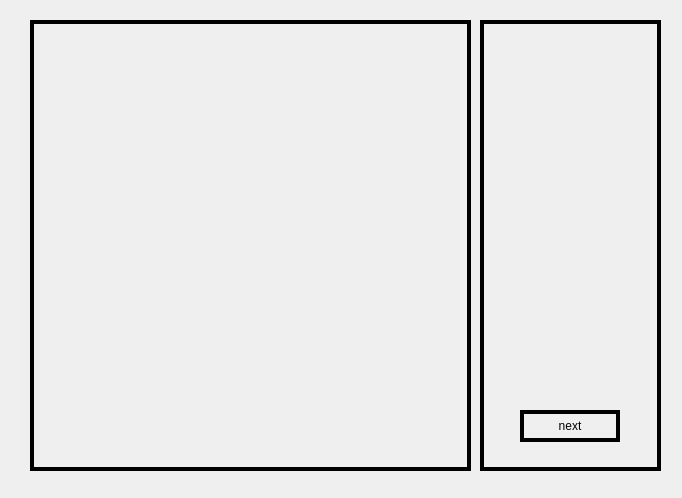
First picture: the form in s1Pantry.ui, repository ReneeTong/a8-edu-app, before the edit.
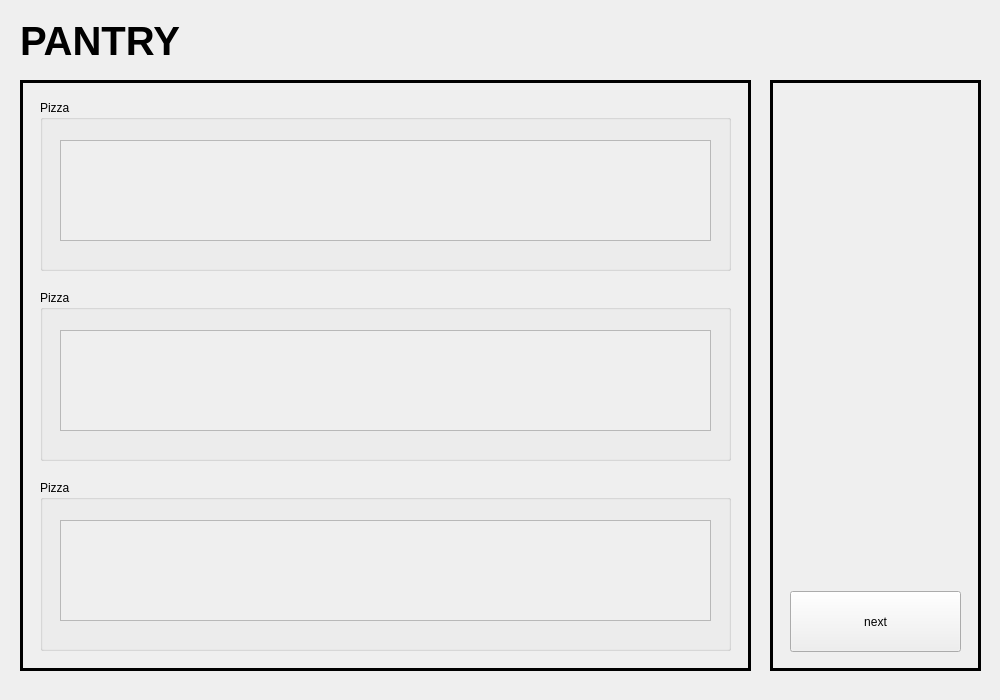
Second picture: the form after the edit. Custom widgets are drawn as their Qt base class.

Commit message:
Created ScrollCarousel class
- scroll area abstraction
- smooth scrolling with gestures

```diff
--- a/s1Pantry.ui
+++ b/s1Pantry.ui
@@ -6,8 +6,8 @@
    <rect>
     <x>0</x>
     <y>0</y>
-    <width>682</width>
-    <height>498</height>
+    <width>1000</width>
+    <height>700</height>
    </rect>
   </property>
   <property name="sizePolicy">
@@ -19,48 +19,185 @@
   <property name="windowTitle">
    <string>Form</string>
   </property>
-  <property name="styleSheet">
-   <string notr="true"/>
+  <property name="autoFillBackground">
+   <bool>true</bool>
   </property>
-  <widget class="QWidget" name="widget" native="true">
+  <widget class="QFrame" name="frame">
    <property name="geometry">
     <rect>
-     <x>30</x>
-     <y>20</y>
-     <width>441</width>
-     <height>451</height>
+     <x>20</x>
+     <y>80</y>
+     <width>731</width>
+     <height>591</height>
     </rect>
    </property>
-   <property name="styleSheet">
-    <string notr="true">border: 4px solid;
-</string>
+   <property name="frameShape">
+    <enum>QFrame::Box</enum>
    </property>
+   <property name="lineWidth">
+    <number>3</number>
+   </property>
+   <widget class="QGroupBox" name="groupBox">
+    <property name="geometry">
+     <rect>
+      <x>20</x>
+      <y>20</y>
+      <width>691</width>
+      <height>171</height>
+     </rect>
+    </property>
+    <property name="title">
+     <string>Pizza</string>
+    </property>
+    <widget class="ScrollCarousel" name="scrollArea">
+     <property name="geometry">
+      <rect>
+       <x>20</x>
+       <y>40</y>
+       <width>651</width>
+       <height>101</height>
+      </rect>
+     </property>
+     <property name="widgetResizable">
+      <bool>true</bool>
+     </property>
+     <property name="isHorizontal" stdset="0">
+      <bool>true</bool>
+     </property>
+     <widget class="QWidget" name="scrollAreaWidgetContents">
+      <property name="geometry">
+       <rect>
+        <x>0</x>
+        <y>0</y>
+        <width>649</width>
+        <height>99</height>
+       </rect>
+      </property>
+     </widget>
+    </widget>
+   </widget>
+   <widget class="QGroupBox" name="groupBox_2">
+    <property name="geometry">
+     <rect>
+      <x>20</x>
+      <y>210</y>
+      <width>691</width>
+      <height>171</height>
+     </rect>
+    </property>
+    <property name="title">
+     <string>Pizza</string>
+    </property>
+    <widget class="ScrollCarousel" name="scrollArea_2">
+     <property name="geometry">
+      <rect>
+       <x>20</x>
+       <y>40</y>
+       <width>651</width>
+       <height>101</height>
+      </rect>
+     </property>
+     <property name="widgetResizable">
+      <bool>true</bool>
+     </property>
+     <property name="isHorizontal" stdset="0">
+      <bool>true</bool>
+     </property>
+     <widget class="QWidget" name="scrollAreaWidgetContents_2">
+      <property name="geometry">
+       <rect>
+        <x>0</x>
+        <y>0</y>
+        <width>649</width>
+        <height>99</height>
+       </rect>
+      </property>
+     </widget>
+    </widget>
+   </widget>
+   <widget class="QGroupBox" name="groupBox_3">
+    <property name="geometry">
+     <rect>
+      <x>20</x>
+      <y>400</y>
+      <width>691</width>
+      <height>171</height>
+     </rect>
+    </property>
+    <property name="title">
+     <string>Pizza</string>
+    </property>
+    <widget class="ScrollCarousel" name="scrollArea_3">
+     <property name="geometry">
+      <rect>
+       <x>20</x>
+       <y>40</y>
+       <width>651</width>
+       <height>101</height>
+      </rect>
+     </property>
+     <property name="widgetResizable">
+      <bool>true</bool>
+     </property>
+     <property name="isHorizontal" stdset="0">
+      <bool>true</bool>
+     </property>
+     <widget class="QWidget" name="scrollAreaWidgetContents_3">
+      <property name="geometry">
+       <rect>
+        <x>0</x>
+        <y>0</y>
+        <width>649</width>
+        <height>99</height>
+       </rect>
+      </property>
+     </widget>
+    </widget>
+   </widget>
   </widget>
-  <widget class="QWidget" name="widget_2" native="true">
+  <widget class="QLabel" name="label">
    <property name="geometry">
     <rect>
-     <x>480</x>
+     <x>20</x>
      <y>20</y>
-     <width>181</width>
-     <height>451</height>
+     <width>731</width>
+     <height>41</height>
     </rect>
    </property>
-   <property name="sizePolicy">
-    <sizepolicy hsizetype="Expanding" vsizetype="Expanding">
-     <horstretch>0</horstretch>
-     <verstretch>0</verstretch>
-    </sizepolicy>
+   <property name="font">
+    <font>
+     <pointsize>30</pointsize>
+     <italic>false</italic>
+     <bold>true</bold>
+     <underline>false</underline>
+    </font>
    </property>
-   <property name="styleSheet">
-    <string notr="true">border: 4px solid;</string>
+   <property name="text">
+    <string>PANTRY</string>
+   </property>
+  </widget>
+  <widget class="QFrame" name="frame_2">
+   <property name="geometry">
+    <rect>
+     <x>770</x>
+     <y>80</y>
+     <width>211</width>
+     <height>591</height>
+    </rect>
+   </property>
+   <property name="frameShape">
+    <enum>QFrame::Panel</enum>
+   </property>
+   <property name="lineWidth">
+    <number>3</number>
    </property>
    <widget class="QPushButton" name="nextBtn">
     <property name="geometry">
      <rect>
-      <x>40</x>
-      <y>390</y>
-      <width>100</width>
-      <height>32</height>
+      <x>20</x>
+      <y>511</y>
+      <width>171</width>
+      <height>61</height>
      </rect>
     </property>
     <property name="text">
@@ -69,6 +206,14 @@
    </widget>
   </widget>
  </widget>
+ <customwidgets>
+  <customwidget>
+   <class>ScrollCarousel</class>
+   <extends>QScrollArea</extends>
+   <header>scrollcarousel.h</header>
+   <container>1</container>
+  </customwidget>
+ </customwidgets>
  <resources/>
  <connections/>
 </ui>
```
The commit also changes 2 other files.
